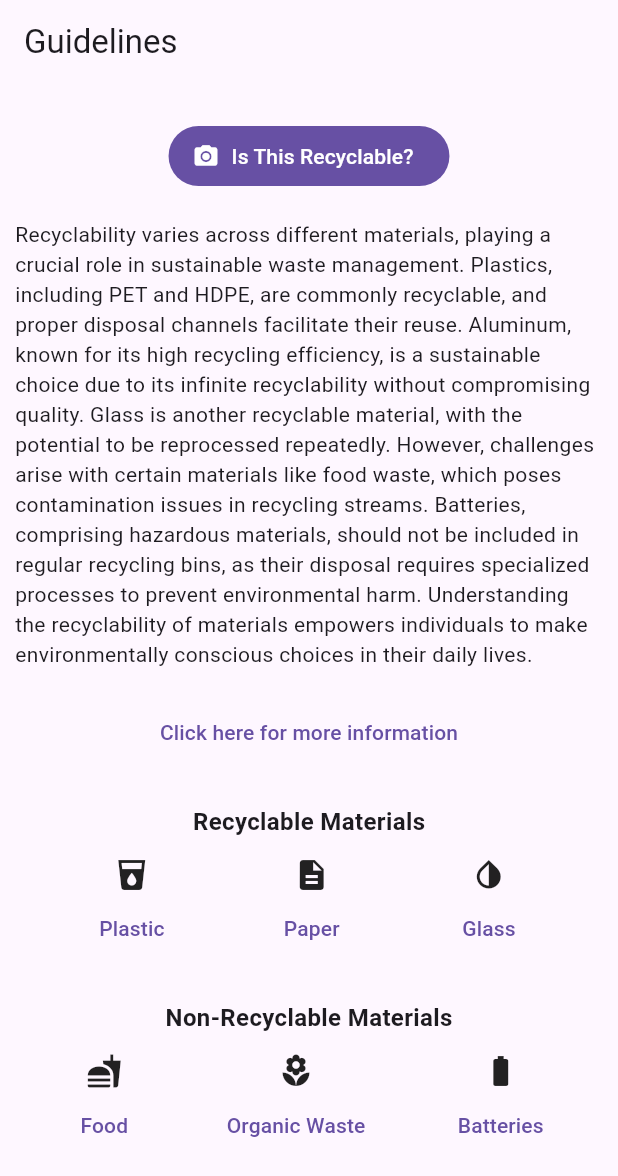
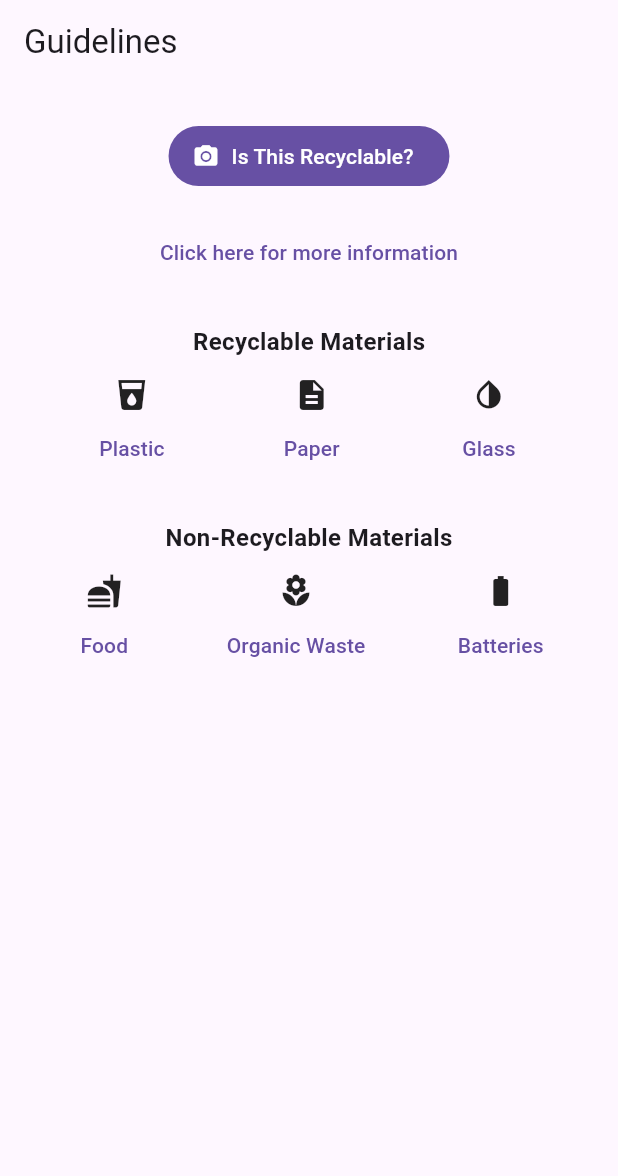
Before and after one commit to OneRedBlip/GraduationProject, a Flutter app: the GuidelinesPage screen opened directly, on a phone screen of 412 x 824 dp. Shown: the top 1176 px of the screen. Run offline on Flutter 3.47's test engine with Material 3 defaults, Android fonts, the phone set to English and light mode, and no system bars; our stand-ins replace flutter_svg.

Commit message:
Remove text in guidelines page
Actually, just comment it out in case we decide to keep it.

```diff
--- a/trash2treasure/lib/guidelines_page.dart
+++ b/trash2treasure/lib/guidelines_page.dart
@@ -28,11 +28,11 @@ class GuidelinesPage extends StatelessWidget {
               ),
             ),
             const SizedBox(height: 8),
-            Padding(
-              padding: const EdgeInsets.all(10.0),
-              child: const Text(
-                  'Recyclability varies across different materials, playing a crucial role in sustainable waste management. Plastics, including PET and HDPE, are commonly recyclable, and proper disposal channels facilitate their reuse. Aluminum, known for its high recycling efficiency, is a sustainable choice due to its infinite recyclability without compromising quality. Glass is another recyclable material, with the potential to be reprocessed repeatedly. However, challenges arise with certain materials like food waste, which poses contamination issues in recycling streams. Batteries, comprising hazardous materials, should not be included in regular recycling bins, as their disposal requires specialized processes to prevent environmental harm. Understanding the recyclability of materials empowers individuals to make environmentally conscious choices in their daily lives.'),
-            ),
+            // Padding(
+            //   padding: const EdgeInsets.all(10.0),
+            //   child: const Text(
+            //       'Recyclability varies across different materials, playing a crucial role in sustainable waste management. Plastics, including PET and HDPE, are commonly recyclable, and proper disposal channels facilitate their reuse. Aluminum, known for its high recycling efficiency, is a sustainable choice due to its infinite recyclability without compromising quality. Glass is another recyclable material, with the potential to be reprocessed repeatedly. However, challenges arise with certain materials like food waste, which poses contamination issues in recycling streams. Batteries, comprising hazardous materials, should not be included in regular recycling bins, as their disposal requires specialized processes to prevent environmental harm. Understanding the recyclability of materials empowers individuals to make environmentally conscious choices in their daily lives.'),
+            // ),
             const SizedBox(height: 8),
             TextButton(
                 child: const Text('Click here for more information'),
```
